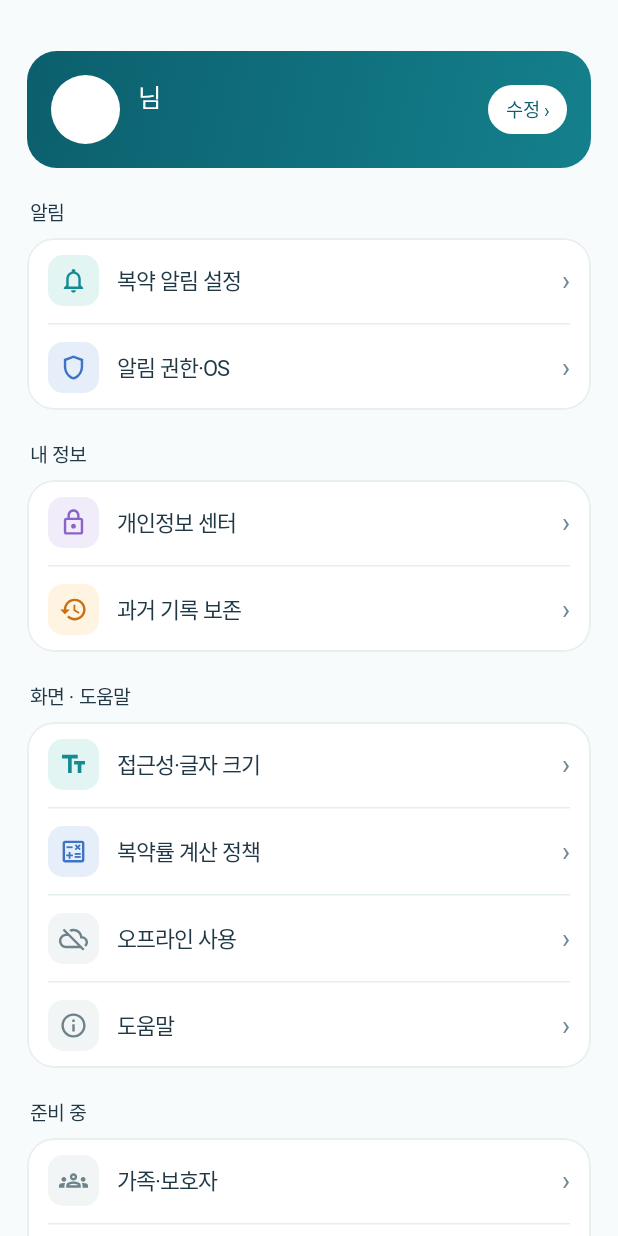
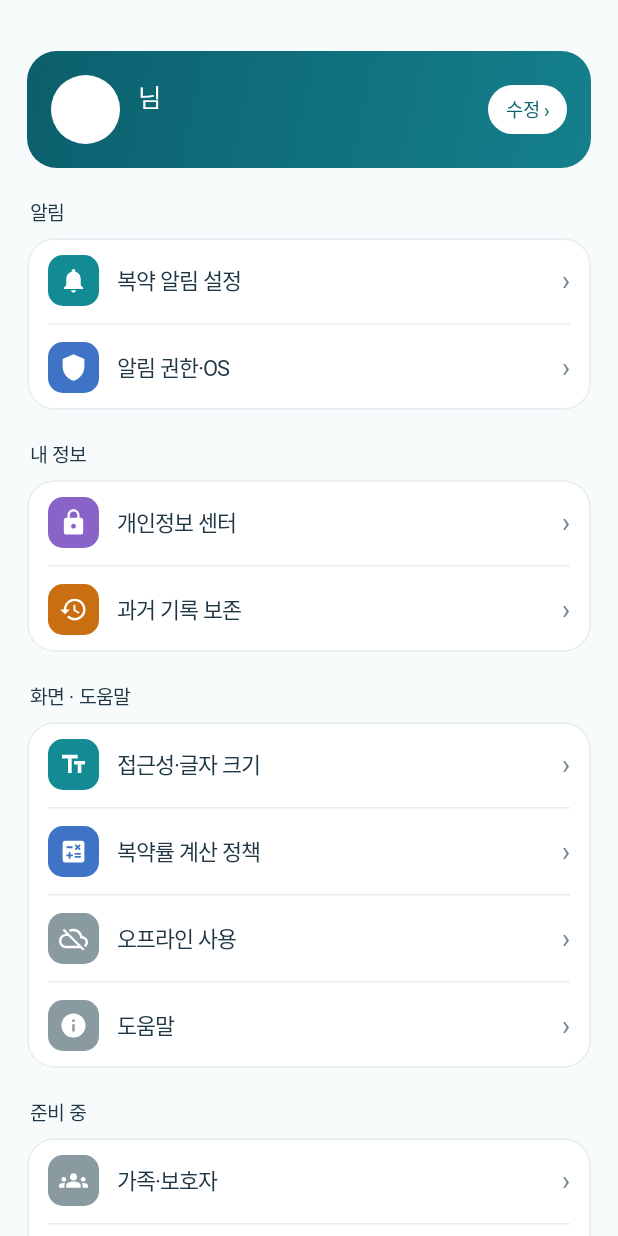
Before and after one commit to cau-medicheck/MediCheck, an Android app built with Jetpack Compose: the composable S19SettingsScreen called with empty values, on a phone screen of 412 x 824 dp. Run offline under Robolectric (Android 15) with nearby library versions, the phone set to English and light mode, and no system bars; Roboto replaces fonts that are not available here; 5 statements that could not run were skipped.

Commit message:
색 아이콘을 흰 아이콘 + 진한 색 네모로 통일 (#119)
설정 줄, 약 상세 작은 칸, 통계 시간대, 경고 동그라미.
통계 시간대 색을 하루 흐름에 맞추고 일정 없는 시간대도 제 색으로.

```diff
--- a/app/src/main/java/com/cau/medicheck/ui/components/McComponents.kt
+++ b/app/src/main/java/com/cau/medicheck/ui/components/McComponents.kt
@@ -43,7 +43,7 @@ import androidx.compose.runtime.getValue
 import androidx.compose.runtime.remember
 import androidx.compose.ui.Alignment
 import androidx.compose.ui.Modifier
-import androidx.compose.material.icons.rounded.WarningAmber
+import androidx.compose.material.icons.rounded.Warning
 import androidx.compose.ui.draw.clip
 import androidx.compose.ui.graphics.Brush
 import androidx.compose.ui.graphics.Color
@@ -758,7 +758,7 @@ fun WarnBadge(modifier: Modifier = Modifier) {
             .clearAndSetSemantics { }
     ) {
         androidx.compose.material3.Icon(
-            imageVector = androidx.compose.material.icons.Icons.Rounded.WarningAmber,
+            imageVector = androidx.compose.material.icons.Icons.Rounded.Warning,
             contentDescription = null,
             tint = WarnBadgeTint,
             modifier = Modifier.size(32.dp)
@@ -766,5 +766,5 @@ fun WarnBadge(modifier: Modifier = Modifier) {
     }
 }
 
-private val WarnBadgeBg = Color(0xFFFFF0DE)
-private val WarnBadgeTint = Color(0xFFE08A2E)
+private val WarnBadgeBg = Color(0xFFE08A2E)   // 진한 주황 동그라미 + 흰 아이콘 (아이콘 3번)
+private val WarnBadgeTint = Color.White
--- a/app/src/main/java/com/cau/medicheck/ui/screens/settings/S19SettingsScreen.kt
+++ b/app/src/main/java/com/cau/medicheck/ui/screens/settings/S19SettingsScreen.kt
@@ -11,17 +11,17 @@ import androidx.compose.foundation.layout.size
 import androidx.compose.foundation.shape.CircleShape
 import androidx.compose.foundation.shape.RoundedCornerShape
 import androidx.compose.material.icons.Icons
-import androidx.compose.material.icons.outlined.Calculate
-import androidx.compose.material.icons.outlined.Checklist
-import androidx.compose.material.icons.outlined.CloudOff
-import androidx.compose.material.icons.outlined.Groups
-import androidx.compose.material.icons.outlined.History
-import androidx.compose.material.icons.outlined.Info
-import androidx.compose.material.icons.outlined.Lock
-import androidx.compose.material.icons.outlined.Notifications
-import androidx.compose.material.icons.outlined.PhotoCamera
-import androidx.compose.material.icons.outlined.Shield
-import androidx.compose.material.icons.outlined.TextFields
+import androidx.compose.material.icons.filled.Calculate
+import androidx.compose.material.icons.filled.Checklist
+import androidx.compose.material.icons.filled.CloudOff
+import androidx.compose.material.icons.filled.Groups
+import androidx.compose.material.icons.filled.History
+import androidx.compose.material.icons.filled.Info
+import androidx.compose.material.icons.filled.Lock
+import androidx.compose.material.icons.filled.Notifications
+import androidx.compose.material.icons.filled.PhotoCamera
+import androidx.compose.material.icons.filled.Shield
+import androidx.compose.material.icons.filled.TextFields
 import androidx.compose.material3.HorizontalDivider
 import androidx.compose.material3.Icon
 import androidx.compose.material3.Text
@@ -55,40 +55,40 @@ import com.cau.medicheck.ui.theme.Line
 import com.cau.medicheck.ui.theme.Muted
 import com.cau.medicheck.ui.theme.Navy
 
-/** 설정 허브의 한 줄: 색 아이콘 + 제목 + 누르면 갈 화면 */
+/** 설정 허브의 한 줄: 색 네모 안 흰 아이콘 + 제목 + 누르면 갈 화면. bg는 쓰지 않고 tint가 네모 바탕색 (2026-11-25 아이콘 3번) */
 private data class HubRow(val icon: ImageVector, val tint: Color, val bg: Color, val titleRes: Int, val route: String)
 
 private val TealTint = Color(0xFF128B94); private val TealBg = Color(0xFFE3F5F2)
 private val BlueTint = Color(0xFF3E73C5); private val BlueBg = Color(0xFFE6EEF9)
 private val PurpleTint = Color(0xFF8A63C9); private val PurpleBg = Color(0xFFF1ECF9)
 private val OrangeTint = Color(0xFFC96F12); private val OrangeBg = Color(0xFFFFF3E2)
-private val GrayTint = Color(0xFF6E828B); private val GrayBg = Color(0xFFF1F5F6)
+private val GrayTint = Color(0xFF8A9AA1); private val GrayBg = Color(0xFFF1F5F6)
 
 /** 묶음: 알림 */
 private val NOTI_ROWS = listOf(
-    HubRow(Icons.Outlined.Notifications, TealTint, TealBg, R.string.s19_row_noti_title, Routes.S17),
-    HubRow(Icons.Outlined.Shield, BlueTint, BlueBg, R.string.s19_row_perm_title, Routes.S18)
+    HubRow(Icons.Filled.Notifications, TealTint, TealBg, R.string.s19_row_noti_title, Routes.S17),
+    HubRow(Icons.Filled.Shield, BlueTint, BlueBg, R.string.s19_row_perm_title, Routes.S18)
 )
 
 /** 묶음: 내 정보 */
 private val MINE_ROWS = listOf(
-    HubRow(Icons.Outlined.Lock, PurpleTint, PurpleBg, R.string.s19_row_privacy_title, Routes.S36),
-    HubRow(Icons.Outlined.History, OrangeTint, OrangeBg, R.string.s19_row_archive_title, Routes.S32)
+    HubRow(Icons.Filled.Lock, PurpleTint, PurpleBg, R.string.s19_row_privacy_title, Routes.S36),
+    HubRow(Icons.Filled.History, OrangeTint, OrangeBg, R.string.s19_row_archive_title, Routes.S32)
 )
 
 /** 묶음: 화면 · 도움말 */
 private val VIEW_ROWS = listOf(
-    HubRow(Icons.Outlined.TextFields, TealTint, TealBg, R.string.s19_row_a11y_title, Routes.S37),
-    HubRow(Icons.Outlined.Calculate, BlueTint, BlueBg, R.string.s19_row_policy_title, Routes.S20),
-    HubRow(Icons.Outlined.CloudOff, GrayTint, GrayBg, R.string.s19_row_offline_title, Routes.S38),
-    HubRow(Icons.Outlined.Info, GrayTint, GrayBg, R.string.s19_row_help_title, Routes.S22)
+    HubRow(Icons.Filled.TextFields, TealTint, TealBg, R.string.s19_row_a11y_title, Routes.S37),
+    HubRow(Icons.Filled.Calculate, BlueTint, BlueBg, R.string.s19_row_policy_title, Routes.S20),
+    HubRow(Icons.Filled.CloudOff, GrayTint, GrayBg, R.string.s19_row_offline_title, Routes.S38),
+    HubRow(Icons.Filled.Info, GrayTint, GrayBg, R.string.s19_row_help_title, Routes.S22)
 )
 
 /** 묶음: 준비 중 (시안 화면들의 입구 + 전체 기능 목록) — 회색으로 조용히 */
 private val SOON_ROWS = listOf(
-    HubRow(Icons.Outlined.Groups, GrayTint, GrayBg, R.string.s19_soon_family, Routes.S23),
-    HubRow(Icons.Outlined.PhotoCamera, GrayTint, GrayBg, R.string.s19_soon_photo, Routes.S29),
-    HubRow(Icons.Outlined.Checklist, GrayTint, GrayBg, R.string.s19_row_reqmap_title, Routes.S45)
+    HubRow(Icons.Filled.Groups, GrayTint, GrayBg, R.string.s19_soon_family, Routes.S23),
+    HubRow(Icons.Filled.PhotoCamera, GrayTint, GrayBg, R.string.s19_soon_photo, Routes.S29),
+    HubRow(Icons.Filled.Checklist, GrayTint, GrayBg, R.string.s19_row_reqmap_title, Routes.S45)
 )
 
 /**
@@ -189,9 +189,9 @@ private fun HubSection(title: String, rows: List<HubRow>, onOpen: (String) -> Un
                 ) {
                     Box(
                         contentAlignment = Alignment.Center,
-                        modifier = Modifier.size(34.dp).clip(RoundedCornerShape(10.dp)).background(row.bg)
+                        modifier = Modifier.size(34.dp).clip(RoundedCornerShape(10.dp)).background(row.tint)
                     ) {
-                        Icon(row.icon, contentDescription = null, tint = row.tint, modifier = Modifier.size(19.dp))
+                        Icon(row.icon, contentDescription = null, tint = Color.White, modifier = Modifier.size(19.dp))
                     }
                     Text(stringResource(row.titleRes), fontSize = 14.5.sp, fontWeight = FontWeight.Bold, color = Navy, modifier = Modifier.weight(1f).padding(start = 12.dp))
                     Text("›", fontSize = 18.sp, color = Muted)
```
Also changed, not shown: app/src/main/java/com/cau/medicheck/ui/screens/medication/S07MedicationDetailScreen.kt (+8 -5 lines), app/src/main/java/com/cau/medicheck/ui/screens/stats/StatsScreens.kt (+12 -7 lines).
